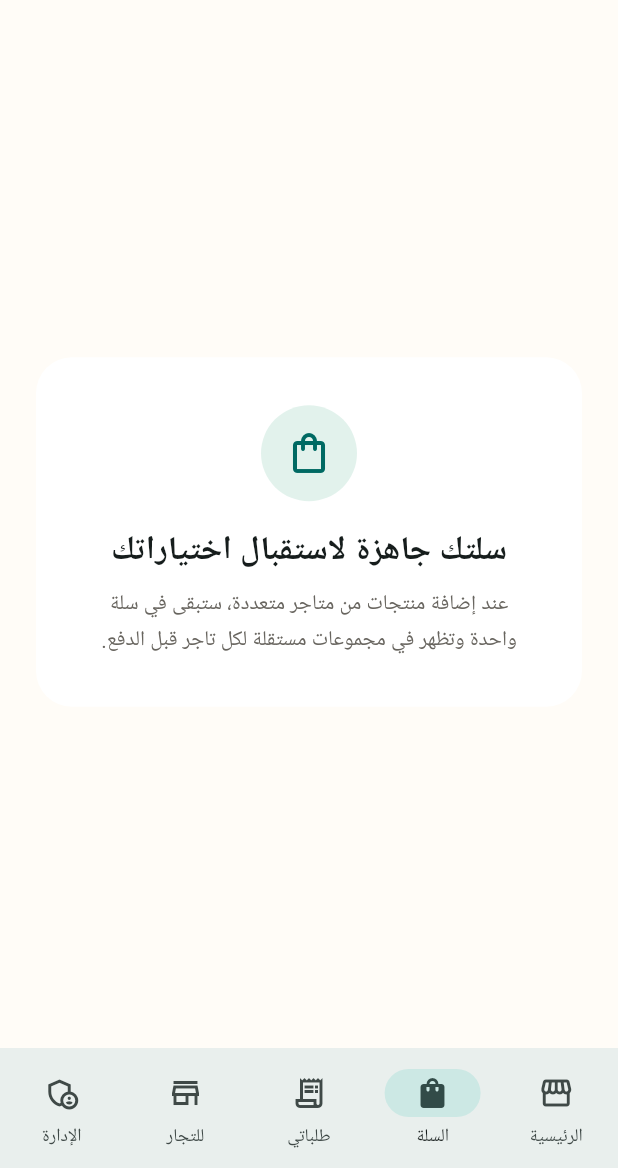
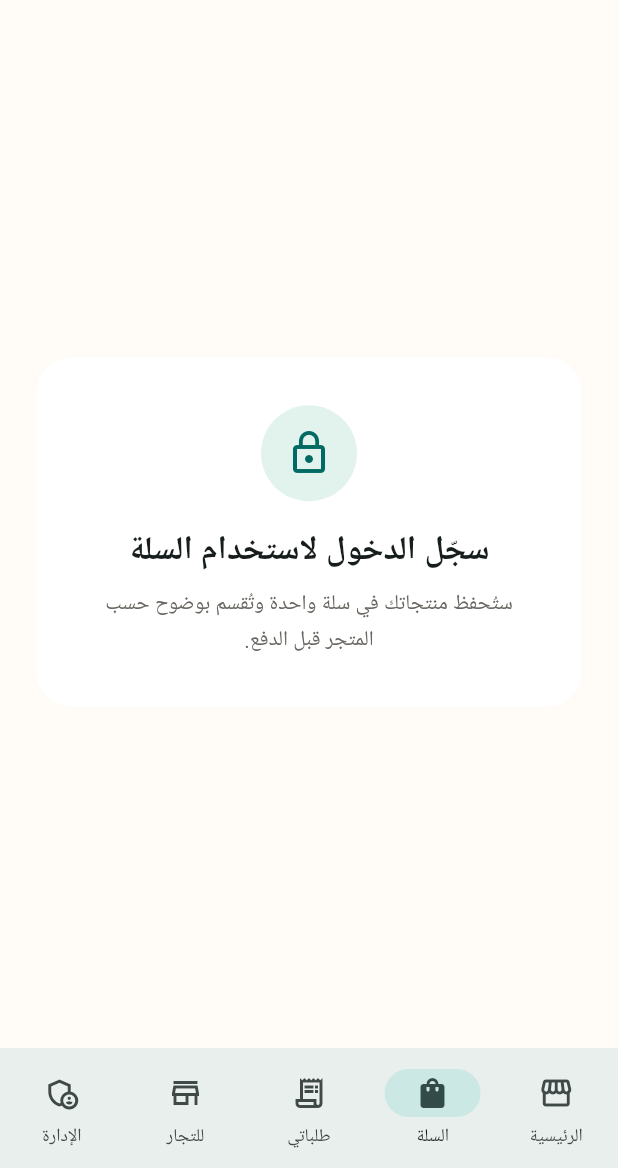
Before and after one commit to Aiman003516/yemen-commerce, a Flutter app: the screen it shows after launch, after a tap on "ابدأ التسوق", on a phone screen of 412 x 824 dp, the part 68-1236 px from its top. Run offline on Flutter 3.47's test engine with Material 3 defaults, Android fonts, the phone set to English and light mode, and no system bars; network calls fail.

Commit message:
Checkpoint: Grouped cart client increment: authenticated Flutter product additions now call the protected cart API, and the cart screen renders each shop/merchant group separately with its own items and total before split checkout.

```diff
--- a/flutter_app/lib/core/contracts.dart
+++ b/flutter_app/lib/core/contracts.dart
@@ -100,3 +100,19 @@ class MerchantOrderSummary {
     fulfilmentStatus: json['fulfilmentStatus'] as String,
   );
 }
+
+class CartGroup {
+  const CartGroup({required this.shopName, required this.merchantId, required this.totalMinor, required this.items});
+  final String shopName;
+  final int merchantId;
+  final int totalMinor;
+  final List<MarketplaceProduct> items;
+  factory CartGroup.fromJson(Map<String, dynamic> json) {
+    final shop = json['shop'] as Map<String, dynamic>;
+    final items = (json['items'] as List<dynamic>).map((item) {
+      final map = item as Map<String, dynamic>;
+      return MarketplaceProduct(id: map['productId'] as int, name: map['name'] as String, priceMinor: map['unitPriceMinor'] as int, currency: 'YER', stockQuantity: map['stockQuantity'] as int, shopName: shop['name'] as String, shopSlug: shop['slug'] as String);
+    }).toList();
+    return CartGroup(shopName: shop['name'] as String, merchantId: json['merchantId'] as int, totalMinor: json['totalMinor'] as int, items: items);
+  }
+}
--- a/flutter_app/lib/features/marketplace_shell.dart
+++ b/flutter_app/lib/features/marketplace_shell.dart
@@ -86,8 +86,8 @@ class _MarketplaceShellState extends State<MarketplaceShell> {
       );
 
   Widget _pageFor(int index) => switch (index) {
-        0 => _HomePage(market: widget.market, marketLoading: widget.marketLoading, onNavigate: (index) => setState(() => _selectedIndex = index)),
-        1 => const _CartPage(),
+        0 => _HomePage(market: widget.market, marketLoading: widget.marketLoading, user: widget.user, onNavigate: (index) => setState(() => _selectedIndex = index)),
+        1 => _CartPage(user: widget.user),
         2 => _OrdersPage(user: widget.user),
         3 => _MerchantPage(user: widget.user),
         _ => const _AdminPage(),
@@ -120,10 +120,11 @@ class _BrandMark extends StatelessWidget {
 }
 
 class _HomePage extends StatelessWidget {
-  const _HomePage({required this.onNavigate, this.market, required this.marketLoading});
+  const _HomePage({required this.onNavigate, this.market, required this.marketLoading, this.user});
   final ValueChanged<int> onNavigate;
   final MarketConfig? market;
   final bool marketLoading;
+  final SessionUser? user;
 
   @override
   Widget build(BuildContext context) {
@@ -146,7 +147,7 @@ class _HomePage extends StatelessWidget {
             const SizedBox(height: 34),
             const _SectionHeader(title: 'المتاجر والمنتجات المعتمدة', subtitle: 'ستظهر هنا بعد اكتمال الاعتماد ونشر الكتالوج.'),
             const SizedBox(height: 14),
-            const _CatalogSection(),
+            _CatalogSection(user: user),
           ]),
         ),
       ),
@@ -235,7 +236,8 @@ class _PrincipleCard extends StatelessWidget {
 }
 
 class _CatalogSection extends StatefulWidget {
-  const _CatalogSection();
+  const _CatalogSection({this.user});
+  final SessionUser? user;
 
   @override
   State<_CatalogSection> createState() => _CatalogSectionState();
@@ -268,7 +270,7 @@ class _CatalogSectionState extends State<_CatalogSection> {
             if (snapshot.hasError) return _CatalogNotice(icon: Icons.cloud_off_outlined, title: 'تعذر تحميل الكتالوج', detail: 'تحقق من الاتصال ثم حاول البحث مرة أخرى.');
             final products = snapshot.data ?? [];
             if (products.isEmpty) return const _CatalogNotice(icon: Icons.storefront_outlined, title: 'نستعد لاستقبال المتاجر المعتمدة في إب', detail: 'لا نعرض متاجر أو منتجات تجريبية. يظهر الكتالوج فقط بعد إدخاله واعتماده من التاجر والإدارة.');
-            return Wrap(spacing: 14, runSpacing: 14, children: products.map((product) => _ProductCard(product: product)).toList());
+            return Wrap(spacing: 14, runSpacing: 14, children: products.map((product) => _ProductCard(product: product, canAdd: widget.user != null)).toList());
           },
         ),
       ]);
@@ -290,8 +292,9 @@ class _CatalogNotice extends StatelessWidget {
 }
 
 class _ProductCard extends StatelessWidget {
-  const _ProductCard({required this.product});
+  const _ProductCard({required this.product, required this.canAdd});
   final MarketplaceProduct product;
+  final bool canAdd;
   @override
   Widget build(BuildContext context) => SizedBox(width: 280, child: Card(child: Padding(padding: const EdgeInsets.all(18), child: Column(crossAxisAlignment: CrossAxisAlignment.start, children: [
         Text(product.shopName, style: const TextStyle(color: Color(0xFF006A63), fontWeight: FontWeight.w700)),
@@ -300,18 +303,40 @@ class _ProductCard extends StatelessWidget {
         const SizedBox(height: 8),
         Text('${product.priceMinor} ${product.currency}', style: const TextStyle(color: Color(0xFF68655F))),
         const SizedBox(height: 14),
-        FilledButton.tonal(onPressed: () => ScaffoldMessenger.of(context).showSnackBar(const SnackBar(content: Text('سجّل الدخول أولاً لإضافة المنتجات إلى السلة.'))), child: const Text('أضف إلى السلة')),
+        FilledButton.tonal(onPressed: () async {
+          if (!canAdd) { ScaffoldMessenger.of(context).showSnackBar(const SnackBar(content: Text('سجّل الدخول أولاً لإضافة المنتجات إلى السلة.'))); return; }
+          try { await MarketplaceApiClient().addToCart(product.id); if (context.mounted) ScaffoldMessenger.of(context).showSnackBar(const SnackBar(content: Text('تمت إضافة المنتج إلى السلة.'))); }
+          on ApiException catch (error) { if (context.mounted) ScaffoldMessenger.of(context).showSnackBar(SnackBar(content: Text(error.message))); }
+        }, child: const Text('أضف إلى السلة')),
       ]))));
 }
 
-class _CartPage extends StatelessWidget {
-  const _CartPage();
+class _CartPage extends StatefulWidget {
+  const _CartPage({this.user});
+  final SessionUser? user;
   @override
-  Widget build(BuildContext context) => _CenteredPage(
-        icon: Icons.shopping_bag_outlined,
-        title: 'سلتك جاهزة لاستقبال اختياراتك',
-        detail: 'عند إضافة منتجات من متاجر متعددة، ستبقى في سلة واحدة وتظهر في مجموعات مستقلة لكل تاجر قبل الدفع.',
-      );
+  State<_CartPage> createState() => _CartPageState();
+}
+
+class _CartPageState extends State<_CartPage> {
+  late final Future<List<CartGroup>> _cart = MarketplaceApiClient().cartGroups();
+  @override
+  Widget build(BuildContext context) {
+    if (widget.user == null) return const _CenteredPage(icon: Icons.lock_outline, title: 'سجّل الدخول لاستخدام السلة', detail: 'ستُحفظ منتجاتك في سلة واحدة وتُقسم بوضوح حسب المتجر قبل الدفع.');
+    return FutureBuilder<List<CartGroup>>(future: _cart, builder: (context, snapshot) {
+      if (snapshot.connectionState == ConnectionState.waiting) return const Center(child: CircularProgressIndicator());
+      if (snapshot.hasError) return const _CenteredPage(icon: Icons.cloud_off_outlined, title: 'تعذر تحميل السلة', detail: 'تحقق من الاتصال ثم حاول مرة أخرى.');
+      final groups = snapshot.data ?? [];
+      if (groups.isEmpty) return const _CenteredPage(icon: Icons.shopping_bag_outlined, title: 'سلتك فارغة', detail: 'تُعرض المنتجات في مجموعات منفصلة لكل متجر عند إضافتها.');
+      return ListView(padding: const EdgeInsets.all(24), children: groups.map((group) => Card(child: Padding(padding: const EdgeInsets.all(18), child: Column(crossAxisAlignment: CrossAxisAlignment.start, children: [
+        Text(group.shopName, style: Theme.of(context).textTheme.titleMedium?.copyWith(fontWeight: FontWeight.w800)),
+        const SizedBox(height: 8),
+        ...group.items.map((item) => ListTile(title: Text(item.name), trailing: Text('${item.priceMinor} ${item.currency}'))),
+        const Divider(),
+        Text('إجمالي هذا المتجر: ${group.totalMinor} YER', style: const TextStyle(fontWeight: FontWeight.w700)),
+      ])))).toList());
+    });
+  }
 }
 
 class _OrdersPage extends StatefulWidget {
```
Also changed, not shown: flutter_app/lib/core/api_client.dart (+15 -0 lines), 2 other files.
